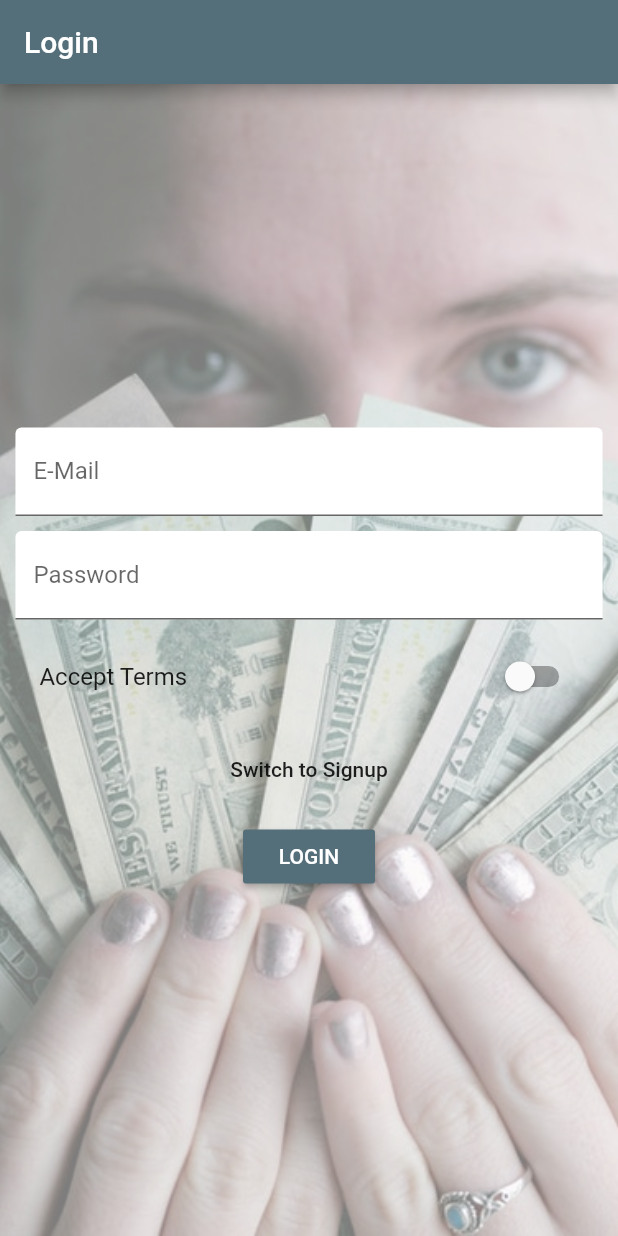
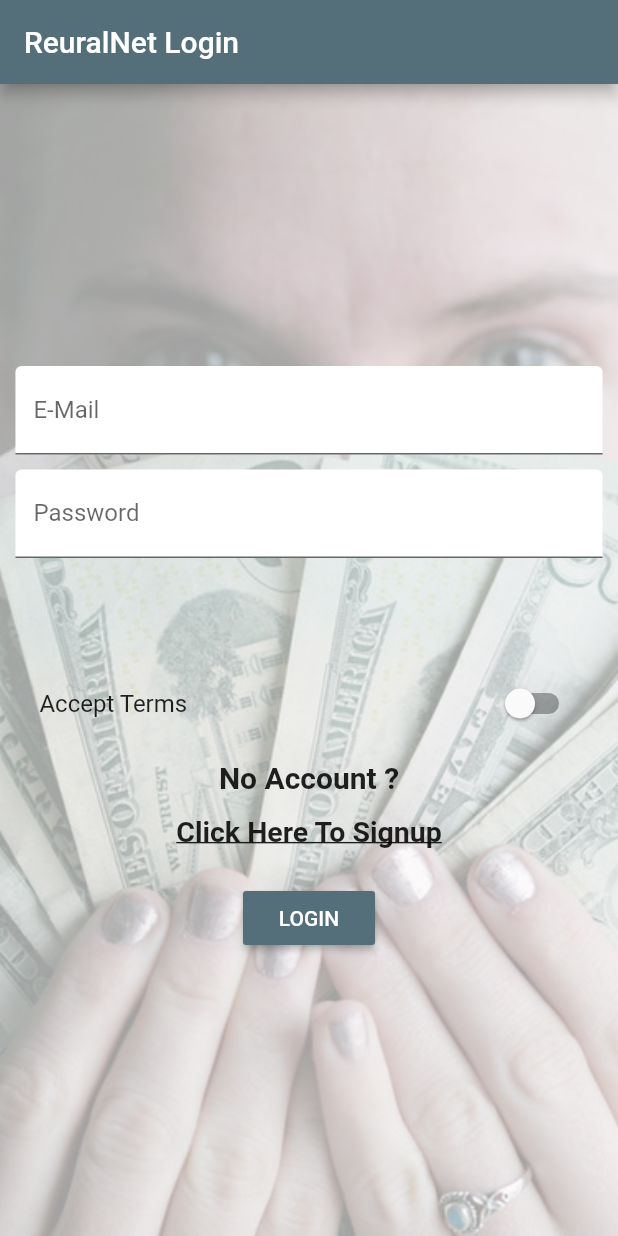
Before and after one commit to Isonomic/ReuralNet, a Flutter app: the screen it shows after launch, on a phone screen of 412 x 824 dp. Run offline on Flutter 3.47's test engine with Material 2 defaults, Android fonts, the phone set to English and light mode, and no system bars; our stand-ins replace image_picker, location, rxdart, shared_preferences; missing offline and left inert: map_view; accounts and stored records are empty; statements that could not run were skipped.

```diff
--- a/lib/pages/auth.dart
+++ b/lib/pages/auth.dart
@@ -12,7 +12,7 @@ class AuthPage extends StatefulWidget {
   }
 }
 
-class _AuthPageState extends State<AuthPage> {
+class _AuthPageState extends State<AuthPage> with TickerProviderStateMixin {
   final Map<String, dynamic> _formData = {
     'email': null,
     'password': null,
@@ -21,12 +21,26 @@ class _AuthPageState extends State<AuthPage> {
   final GlobalKey<FormState> _formKey = GlobalKey<FormState>();
   final TextEditingController _passwordTextController = TextEditingController();
   AuthMode _authMode = AuthMode.Login;
+  AnimationController _controller;
+  Animation<Offset> _slideAnimation;
+
+  void initState() {
+    _controller = AnimationController(
+      vsync: this,
+      duration: Duration(milliseconds: 300),
+    );
+    _slideAnimation =
+        Tween<Offset>(begin: Offset(0.0, -1.5), end: Offset.zero).animate(
+      CurvedAnimation(parent: _controller, curve: Curves.fastOutSlowIn),
+    );
+    super.initState();
+  }
 
   DecorationImage _buildBackgroundImage() {
     return DecorationImage(
       fit: BoxFit.cover,
       colorFilter:
-          ColorFilter.mode(Colors.black.withOpacity(0.5), BlendMode.dstATop),
+          ColorFilter.mode(Colors.black.withOpacity(0.35), BlendMode.dstATop),
       image: AssetImage('assets/background.jpg'),
     );
   }
@@ -67,15 +81,24 @@ class _AuthPageState extends State<AuthPage> {
   }
 
   Widget _buildPasswordConfirmTextField() {
-    return TextFormField(
+    return FadeTransition(
+      opacity: CurvedAnimation(parent: _controller, curve: Curves.easeIn),
+      child: SlideTransition(
+        position: _slideAnimation,
+        child: TextFormField(
           decoration: InputDecoration(
-          labelText: 'Confirm Password', filled: true, fillColor: Colors.white),
+              labelText: 'Confirm Password',
+              filled: true,
+              fillColor: Colors.white),
           obscureText: true,
           validator: (String value) {
-        if (_passwordTextController.text != value) {
+            if (_passwordTextController.text != value &&
+                _authMode == AuthMode.Signup) {
               return 'Passwords do not match.';
             }
           },
+        ),
+      ),
     );
   }
 
@@ -128,7 +151,7 @@ class _AuthPageState extends State<AuthPage> {
     final double targetWidth = deviceWidth > 550.0 ? 500.0 : deviceWidth * 0.95;
     return Scaffold(
       appBar: AppBar(
-        title: Text('Login'),
+        title: Text('ReuralNet Login'),
       ),
       body: Container(
         decoration: BoxDecoration(
@@ -151,22 +174,36 @@ class _AuthPageState extends State<AuthPage> {
                     SizedBox(
                       height: 10.0,
                     ),
-                    _authMode == AuthMode.Signup
-                        ? _buildPasswordConfirmTextField()
-                        : Container(),
+                    _buildPasswordConfirmTextField(),
                     _buildAcceptSwitch(),
                     SizedBox(
                       height: 10.0,
                     ),
+                    Text(
+                      'No Account ?',
+                      style:
+                          TextStyle(fontWeight: FontWeight.bold, fontSize: 20),
+                    ),
                     FlatButton(
                       child: Text(
-                          'Switch to ${_authMode == AuthMode.Login ? 'Signup' : 'Login'}'),
+                        'Click Here To ${_authMode == AuthMode.Login ? 'Signup' : 'Login'}',
+                        style: TextStyle(
+                            fontWeight: FontWeight.bold,
+                            fontSize: 19,
+                            decoration: TextDecoration.underline),
+                      ),
                       onPressed: () {
+                        if (_authMode == AuthMode.Login) {
                           setState(() {
-                          _authMode = _authMode == AuthMode.Login
-                              ? AuthMode.Signup
-                              : AuthMode.Login;
+                            _authMode = AuthMode.Signup;
                           });
+                          _controller.forward();
+                        } else {
+                          setState(() {
+                            _authMode = AuthMode.Login;
+                          });
+                          _controller.reverse();
+                        }
                       },
                     ),
                     SizedBox(
```
Also changed, not shown: lib/widgets/products/product_fab.dart (+37 -7 lines). Lines whose indentation alone changed are shown as unchanged.
